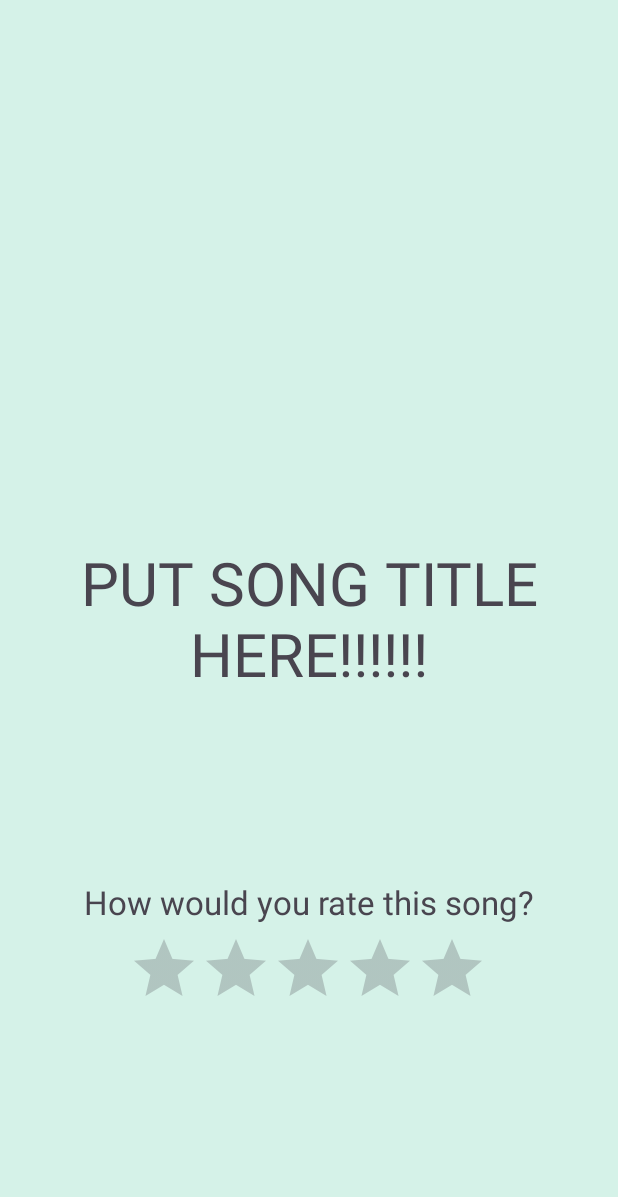
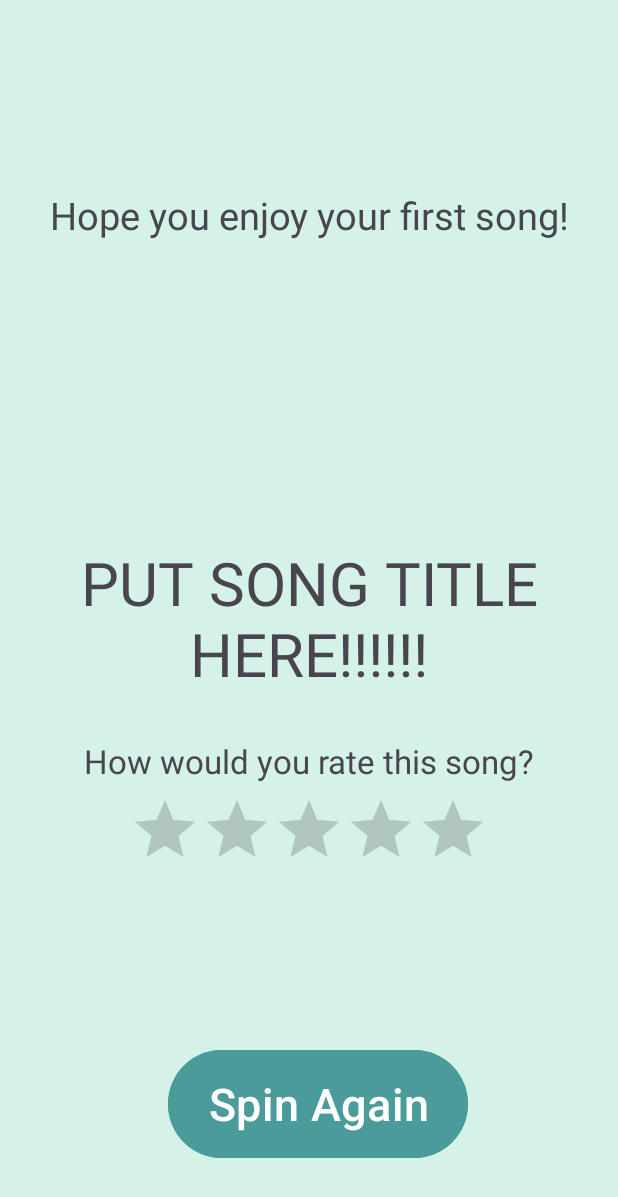
Before and after one commit to rahulnair2003/RandomMusicSpinner, an Android app: the SongActivity screen opened directly, with no data from a screen before it, on a phone screen of 412 x 824 dp. Shown: the top 1197 px of the screen. Run offline under Robolectric (Android 15) with nearby library versions, the light colour scheme and no system bars; 2 statements that could not run were skipped.

Commit message:
local, firebase, rating, restart button

```diff
--- a/app/src/main/java/com/example/groupfinalproject/SongActivity.kt
+++ b/app/src/main/java/com/example/groupfinalproject/SongActivity.kt
@@ -1,33 +1,74 @@
 package com.example.groupfinalproject
 
+import android.content.SharedPreferences
 import android.os.Bundle
+import android.util.Log
 import android.view.View.OnTouchListener
+import android.widget.Button
 import android.widget.RatingBar
 import android.widget.TextView
 import androidx.appcompat.app.AppCompatActivity
 
 
 class SongActivity : AppCompatActivity() {
+    lateinit var restartButton: Button
     lateinit var songText : TextView
+    lateinit var prevSongTV: TextView
+    lateinit var ratingThanksTV : TextView
+    lateinit var sharedPreferences: SharedPreferences
+    lateinit var editor: SharedPreferences.Editor
     override fun onCreate(savedInstanceState: Bundle?) {
         super.onCreate(savedInstanceState)
         setContentView(R.layout.activity_song)
+        sharedPreferences = getSharedPreferences("prevSongs", MODE_PRIVATE)
+        editor = sharedPreferences.edit()
+        var prevSong = sharedPreferences.getString("songText", null)
+        var prevSongNotif: String = ""
+        if (prevSong == null) {
+            prevSongNotif = "Hope you enjoy your first song!"
+            Log.w("prevsong", "null")
+        }
+        else {
+            Log.w("prevsong", prevSong)
+            var rating: Float = sharedPreferences.getFloat("songRating", 0.0f)
+            Log.w("prevrating", "$rating")
+            if (rating == 0.0f)
+                prevSongNotif = "The last song you spun was $prevSong and you did not rate it."
+            else
+                prevSongNotif = "The last song you spun was $prevSong and you rated it $rating stars."
+        }
 
         songText = findViewById<TextView>(R.id.songTextView)
         // Assuming songText is a TextView defined in your activity
         songText.text = SpinnerActivity.songArtistPair!!.first
-
+        prevSongTV = findViewById<TextView>(R.id.prevSongTV)
+        prevSongTV.text = prevSongNotif
+        editor.putString("songText", SpinnerActivity.songArtistPair!!.first)
+        editor.commit()
+        editor.putFloat("songRating", 0.0f)
+        editor.commit()
         val ratingBar = findViewById<RatingBar>(R.id.ratingbar)
         val listener = ratingListener()
         ratingBar.setOnRatingBarChangeListener(listener)
+        restartButton = findViewById(R.id.restartButton)
+        restartButton.setOnClickListener {
+            spinnerfinish = true
+            finish()
+        }
 
     }
-    class ratingListener: RatingBar.OnRatingBarChangeListener {
+    inner class ratingListener: RatingBar.OnRatingBarChangeListener {
         override fun onRatingChanged(ratingBar: RatingBar, rating: Float, fromUser: Boolean) {
             if (fromUser) {
-                // RATING STUFF IN FIREBASE (riya)
+                editor.putFloat("songRating", rating)
+                editor.commit()
+                var ratingNotif: String = "Thanks for rating the song!"
+                ratingThanksTV = findViewById<TextView>(R.id.ratingThanksTV)
+                ratingThanksTV.text = ratingNotif
             }
         }
     }
-
+    companion object {
+        var spinnerfinish = false
+    }
 }
--- a/app/src/main/res/layout/activity_song.xml
+++ b/app/src/main/res/layout/activity_song.xml
@@ -5,6 +5,19 @@
     android:layout_width="match_parent"
     android:layout_height="match_parent"
     android:background="#d5f2e8">
+
+    <TextView
+        android:id="@+id/prevSongTV"
+        android:layout_width="wrap_content"
+        android:layout_height="wrap_content"
+        android:gravity="center"
+        android:textSize="25sp"
+        app:layout_constraintBottom_toBottomOf="parent"
+        app:layout_constraintEnd_toEndOf="parent"
+        app:layout_constraintHorizontal_bias="0.5"
+        app:layout_constraintStart_toStartOf="parent"
+        app:layout_constraintTop_toTopOf="parent"
+        app:layout_constraintVertical_bias="0.16" />
 
     <TextView
         android:id="@+id/songTextView"
@@ -22,7 +35,7 @@
         tools:layout_editor_absoluteY="532dp" />
 
     <TextView
-        android:id="@+id/songTextView"
+        android:id="@+id/ratingTextView"
         android:layout_width="wrap_content"
         android:layout_height="wrap_content"
         android:gravity="center"
@@ -30,9 +43,10 @@
         android:textSize="22sp"
         app:layout_constraintBottom_toBottomOf="parent"
         app:layout_constraintEnd_toEndOf="parent"
+        app:layout_constraintHorizontal_bias="0.5"
         app:layout_constraintStart_toStartOf="parent"
         app:layout_constraintTop_toTopOf="parent"
-        app:layout_constraintVertical_bias="0.738" />
+        app:layout_constraintVertical_bias="0.62" />
 
     <RatingBar
         android:id="@+id/ratingbar"
@@ -43,8 +57,37 @@
         android:stepSize="1"
         app:layout_constraintBottom_toBottomOf="parent"
         app:layout_constraintEnd_toEndOf="parent"
-        app:layout_constraintHorizontal_bias="0.497"
+        app:layout_constraintHorizontal_bias="0.5"
         app:layout_constraintStart_toStartOf="parent"
         app:layout_constraintTop_toTopOf="parent"
-        app:layout_constraintVertical_bias="0.811" />
+        app:layout_constraintVertical_bias="0.69" />
+
+    <TextView
+        android:id="@+id/ratingThanksTV"
+        android:layout_width="wrap_content"
+        android:layout_height="wrap_content"
+        android:gravity="center"
+        android:textSize="22sp"
+        app:layout_constraintBottom_toBottomOf="parent"
+        app:layout_constraintEnd_toEndOf="parent"
+        app:layout_constraintHorizontal_bias="0.5"
+        app:layout_constraintStart_toStartOf="parent"
+        app:layout_constraintTop_toTopOf="parent"
+        app:layout_constraintVertical_bias="0.767" />
+
+    <Button
+        android:id="@+id/restartButton"
+        android:layout_width="wrap_content"
+        android:layout_height="wrap_content"
+        android:layout_marginStart="112dp"
+        android:layout_marginBottom="48dp"
+        android:width="200dp"
+        android:height="80dp"
+        android:backgroundTint="#499c99"
+        android:text="Spin Again"
+        android:textSize="30sp"
+        app:layout_constraintHorizontal_bias="0.5"
+        app:layout_constraintBottom_toBottomOf="parent"
+        app:layout_constraintStart_toStartOf="parent"
+        app:layout_constraintVertical_bias="0.9" />
 </androidx.constraintlayout.widget.ConstraintLayout>
```
Also changed, not shown: app/src/main/java/com/example/groupfinalproject/SpinnerActivity.kt (+23 -4 lines), app/src/main/res/layout/activity_spinner.xml (+11 -0 lines).
